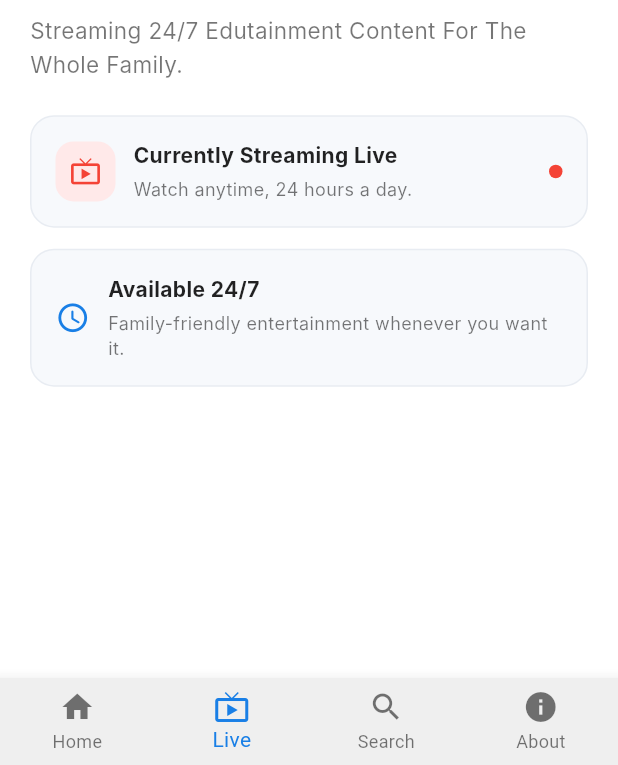
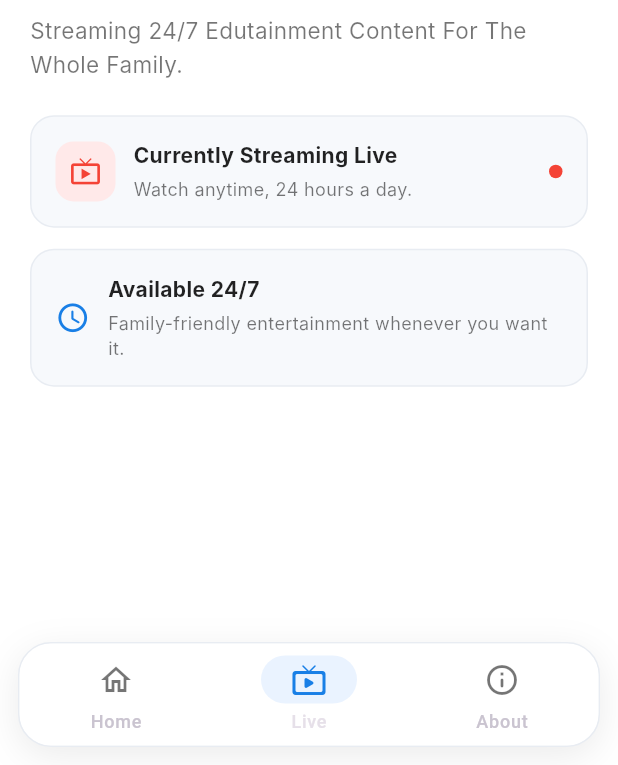
Before and after one commit to Luk30lende/Akili-TV-App, a Flutter app: the screen it shows after launch, item 2 of the bottom bar chosen, on a phone screen of 412 x 824 dp, the part 471-1236 px from its top. Run offline on Flutter 3.47's test engine with Material 3 defaults, Android fonts, the phone set to English and light mode, and no system bars; drawn by our look-alikes of chewie; our stand-ins replace video_player; network calls fail; Roboto replaces fonts that are missing (Inter, PublicSans).

Commit message:
Improve app navigation and live stream lifecycle

```diff
--- a/lib/screens/main_screen.dart
+++ b/lib/screens/main_screen.dart
@@ -13,57 +13,132 @@ class MainScreen extends StatefulWidget {
 class _MainScreenState extends State<MainScreen> {
   int currentIndex = 0;
 
-  late List<Widget> screens;
+  @override
+  Widget build(BuildContext context) {
+    return Scaffold(
+      backgroundColor: Colors.white,
 
-  @override
-  void initState() {
-    super.initState();
+      // ============================================================
+      // SCREEN CONTENT
+      // ============================================================
+      body: _buildCurrentScreen(),
 
-    screens = [
-      HomeScreen(
+      // ============================================================
+      // BOTTOM NAVIGATION
+      // ============================================================
+      bottomNavigationBar: SafeArea(
+        top: false,
+        child: Container(
+          margin: const EdgeInsets.fromLTRB(12, 0, 12, 12),
+          decoration: BoxDecoration(
+            color: Colors.white,
+            borderRadius: BorderRadius.circular(22),
+            border: Border.all(color: const Color(0xFFE8ECF2), width: 1),
+            boxShadow: [
+              BoxShadow(
+                color: Colors.black.withOpacity(0.08),
+                blurRadius: 20,
+                offset: const Offset(0, 6),
+              ),
+            ],
+          ),
+          child: ClipRRect(
+            borderRadius: BorderRadius.circular(22),
+            child: NavigationBar(
+              height: 68,
+              backgroundColor: Colors.white,
+              elevation: 0,
+              selectedIndex: currentIndex,
+
+              indicatorColor: const Color(0xFFEAF3FF),
+
+              onDestinationSelected: (index) {
+                setState(() {
+                  currentIndex = index;
+                });
+              },
+
+              labelBehavior: NavigationDestinationLabelBehavior.alwaysShow,
+
+              destinations: const [
+                // --------------------------------------------------
+                // HOME
+                // --------------------------------------------------
+                NavigationDestination(
+                  icon: Icon(Icons.home_outlined, color: Colors.black54),
+                  selectedIcon: Icon(
+                    Icons.home_rounded,
+                    color: Color(0xFF197FE6),
+                  ),
+                  label: "Home",
+                ),
+
+                // --------------------------------------------------
+                // LIVE
+                // --------------------------------------------------
+                NavigationDestination(
+                  icon: Icon(Icons.live_tv_outlined, color: Colors.black54),
+                  selectedIcon: Icon(
+                    Icons.live_tv_rounded,
+                    color: Color(0xFF197FE6),
+                  ),
+                  label: "Live",
+                ),
+
+                // --------------------------------------------------
+                // ABOUT
+                // --------------------------------------------------
+                NavigationDestination(
+                  icon: Icon(Icons.info_outline_rounded, color: Colors.black54),
+                  selectedIcon: Icon(
+                    Icons.info_rounded,
+                    color: Color(0xFF197FE6),
+                  ),
+                  label: "About",
+                ),
+              ],
+            ),
+          ),
+        ),
+      ),
+    );
+  }
+
+  // ================================================================
+  // CURRENT SCREEN
+  // ================================================================
+
+  Widget _buildCurrentScreen() {
+    switch (currentIndex) {
+      case 0:
+        return HomeScreen(
           onWatchLive: () {
             setState(() {
               currentIndex = 1;
             });
           },
-      ),
-      // const LiveScreen(),
-      LiveScreen(
+        );
+
+      case 1:
+        return LiveScreen(
           onExit: () {
             setState(() {
               currentIndex = 0;
             });
           },
-      ),
-      const Center(child: Text("Search Screen")),
-      const AboutScreen(),
-    ];
-  }
+        );
 
-  @override
-  Widget build(BuildContext context) {
-    return Scaffold(
-      body: screens[currentIndex],
+      case 2:
+        return const AboutScreen();
 
-      bottomNavigationBar: BottomNavigationBar(
-        currentIndex: currentIndex,
-        onTap: (index) {
+      default:
+        return HomeScreen(
+          onWatchLive: () {
             setState(() {
-            currentIndex = index;
+              currentIndex = 1;
             });
           },
-        backgroundColor: const Color(0xFFEFEFEF),
-        selectedItemColor: const Color(0xFF197FE6),
-        unselectedItemColor: Colors.black54,
-        type: BottomNavigationBarType.fixed,
-        elevation: 8,
-        items: const [
-          BottomNavigationBarItem(icon: Icon(Icons.home), label: "Home"),
-          BottomNavigationBarItem(icon: Icon(Icons.live_tv), label: "Live"),
-          BottomNavigationBarItem(icon: Icon(Icons.search), label: "Search"),
-          BottomNavigationBarItem(icon: Icon(Icons.info), label: "About"),
-        ],
-      ),
         );
     }
   }
+}
```
Lines whose indentation alone changed are shown as unchanged.
